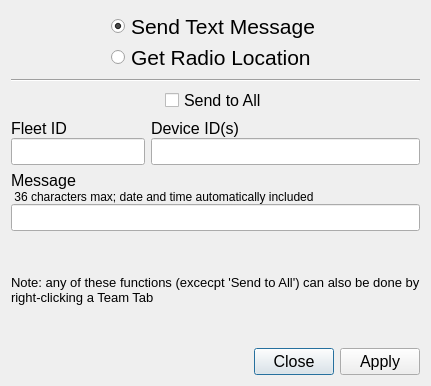
First picture: the form in fsSendDialog.ui, repository ncssar/radiolog, before the edit.
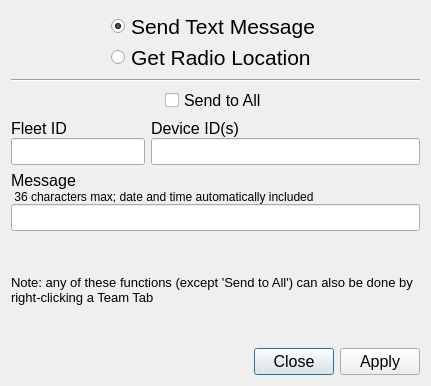
Second picture: the form after the edit.

What changed in the file:
```diff
--- a/fsSendDialog.ui
+++ b/fsSendDialog.ui
@@ -277,7 +277,7 @@
       </font>
      </property>
      <property name="text">
-      <string>Note: any of these functions (excecpt 'Send to All') can also be done by right-clicking a Team Tab</string>
+      <string>Note: any of these functions (except 'Send to All') can also be done by right-clicking a Team Tab</string>
      </property>
      <property name="wordWrap">
       <bool>true</bool>
```
